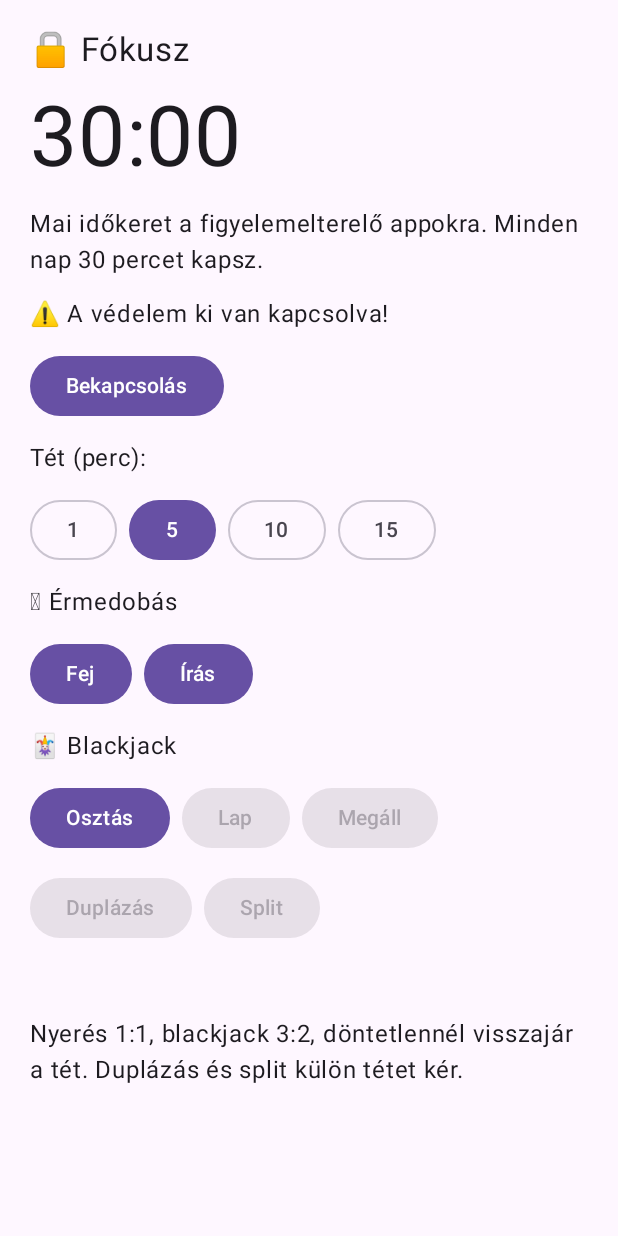
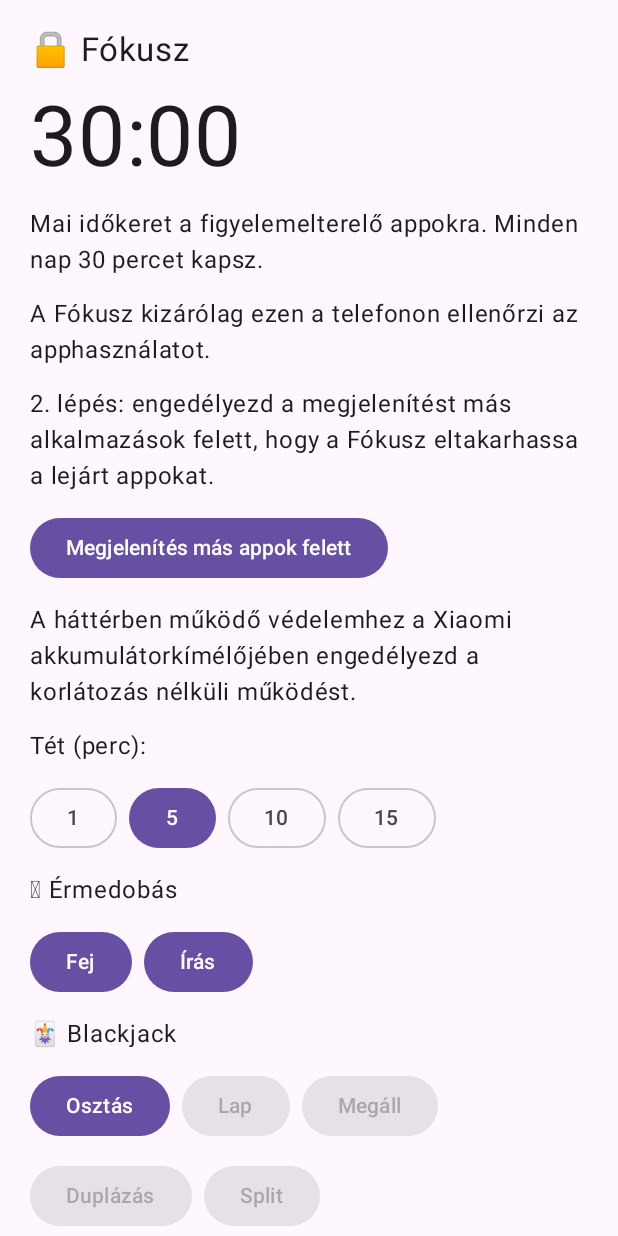
Before and after one commit to hattjano-collab/Fokusz, an Android app built with Jetpack Compose: the screen it shows after launch (MainActivity), on a phone screen of 412 x 824 dp. Run offline under Robolectric (Android 15) with nearby library versions, the phone set to English and light mode, and no system bars.

Commit message:
Replace accessibility blocking with usage-access + transparent overlay foreground monitor

```diff
--- a/app/build.gradle.kts
+++ b/app/build.gradle.kts
@@ -6,7 +6,7 @@ plugins {
 android {
     namespace = "hu.fokusz"
     compileSdk = 35
-    defaultConfig { applicationId = "hu.fokusz"; minSdk = 26; targetSdk = 35; versionCode = 1; versionName = "1.0" }
+    defaultConfig { applicationId = "hu.fokusz"; minSdk = 26; targetSdk = 35; versionCode = 2; versionName = "1.1" }
     buildFeatures { compose = true }
     compileOptions { sourceCompatibility = JavaVersion.VERSION_17; targetCompatibility = JavaVersion.VERSION_17 }
     kotlinOptions { jvmTarget = "17" }
--- a/app/src/main/java/hu/fokusz/MainActivity.kt
+++ b/app/src/main/java/hu/fokusz/MainActivity.kt
@@ -3,6 +3,7 @@ package hu.fokusz
 import android.content.Context
 import android.content.Intent
 import android.os.Bundle
+import android.net.Uri
 import android.provider.Settings
 import androidx.activity.ComponentActivity
 import androidx.activity.compose.setContent
@@ -38,7 +39,7 @@ fun value(h: List<Int>): Int {
 fun rv(c: Int) = minOf(c % 13 + 1, 10)
 fun name(c: Int) = listOf("A","2","3","4","5","6","7","8","9","10","J","Q","K")[c % 13] + "♠♥♦♣"[c / 13]
 fun fmt(sec: Int) = if (sec % 60 == 0) "${sec / 60}" else "%.1f".format(sec / 60f)
-fun enabled(c: Context) = (Settings.Secure.getString(c.contentResolver, Settings.Secure.ENABLED_ACCESSIBILITY_SERVICES) ?: "").contains(c.packageName)
+fun enabled(c: Context) = UsageGuard.allowed(c)
 
 data class Hand(val cards: List<Int>, val bet: Int, val done: Boolean = false, val ace: Boolean = false, val res: String = "")
 
@@ -52,14 +53,16 @@ class MainActivity : ComponentActivity() {
 @Composable fun App() {
     val ctx = LocalContext.current
     var bal by remember { mutableStateOf(Store.bal(ctx)) }
-    var on by remember { mutableStateOf(enabled(ctx)) }
+    var on by remember { mutableStateOf(FocusService.isRunning) }
+    var usageOk by remember { mutableStateOf(UsageGuard.allowed(ctx)) }
+    var overlayOk by remember { mutableStateOf(Settings.canDrawOverlays(ctx)) }
     var stake by remember { mutableStateOf(5) }
     var msg by remember { mutableStateOf("") }
     var hands by remember { mutableStateOf(listOf<Hand>()) }
     var d by remember { mutableStateOf(listOf<Int>()) }
     var act by remember { mutableStateOf(0) }
     var live by remember { mutableStateOf(false) }
-    LaunchedEffect(Unit) { while (true) { bal = Store.bal(ctx); on = enabled(ctx); delay(1000) } }
+    LaunchedEffect(Unit) { while (true) { bal = Store.bal(ctx); on = FocusService.isRunning; usageOk = UsageGuard.allowed(ctx); overlayOk = Settings.canDrawOverlays(ctx); delay(1000) } }
     val canBet = !live && bal / 60 >= stake
 
     fun dealerPlay(hs: List<Hand>) {
@@ -138,10 +141,35 @@ class MainActivity : ComponentActivity() {
         Text("🔒 Fókusz", fontSize = 22.sp)
         Text("%d:%02d".format(bal / 60, bal % 60), fontSize = 56.sp)
         Text("Mai időkeret a figyelemelterelő appokra. Minden nap 30 percet kapsz.")
-        if (!on) {
-            Text("⚠️ A védelem ki van kapcsolva!")
-            Button(onClick = { ctx.startActivity(Intent(Settings.ACTION_ACCESSIBILITY_SETTINGS)) }) { Text("Bekapcsolás") }
+        Text("A Fókusz kizárólag ezen a telefonon ellenőrzi az apphasználatot.")
+        if (!usageOk) {
+            Text("1. lépés: engedélyezd a használati adatok elérését.")
+            Button(onClick = { ctx.startActivity(Intent(Settings.ACTION_USAGE_ACCESS_SETTINGS)) }) {
+                Text("Használati adatok engedélyezése")
+            }
         }
+        if (!overlayOk) {
+            Text("2. lépés: engedélyezd a megjelenítést más alkalmazások felett, hogy a Fókusz eltakarhassa a lejárt appokat.")
+            Button(onClick = {
+                ctx.startActivity(Intent(Settings.ACTION_MANAGE_OVERLAY_PERMISSION, Uri.parse("package:" + ctx.packageName)))
+            }) { Text("Megjelenítés más appok felett") }
+        }
+        if (usageOk && overlayOk) {
+            if (on) {
+                Text("✅ A védelem aktív. A háttérben futó Fókusz értesítést mutat.")
+                OutlinedButton(onClick = { ctx.stopService(Intent(ctx, FocusService::class.java)); on = false }) {
+                    Text("Védelem leállítása")
+                }
+            } else {
+                Text("⚠️ A védelem még nem fut.")
+                Button(onClick = {
+                    try { ctx.startForegroundService(Intent(ctx, FocusService::class.java)); on = true }
+                    catch (e: Exception) { msg = "Nem sikerült elindítani: " + (e.message ?: "ismeretlen hiba") }
+                }) { Text("Védelem elindítása") }
+            }
+        }
+        Text("A háttérben működő védelemhez a Xiaomi akkumulátorkímélőjében engedélyezd a korlátozás nélküli működést.")
+
         Text("Tét (perc):")
         Row(horizontalArrangement = Arrangement.spacedBy(8.dp)) {
             listOf(1, 5, 10, 15).forEach { v ->
--- a/app/src/main/res/xml/accessibility_config.xml
+++ /dev/null
@@ -1,6 +0,0 @@
-<accessibility-service xmlns:android="http://schemas.android.com/apk/res/android"
-    android:accessibilityEventTypes="typeWindowStateChanged"
-    android:accessibilityFeedbackType="feedbackGeneric"
-    android:canRetrieveWindowContent="false"
-    android:description="@string/desc"
-    android:notificationTimeout="100"/>
```
Also changed, not shown: app/src/main/AndroidManifest.xml (+8 -8 lines), app/src/main/java/hu/fokusz/BlockerService.kt (deleted, +0 -37 lines), app/src/main/java/hu/fokusz/FocusService.kt (added, +158 -0 lines), 1 other file.
